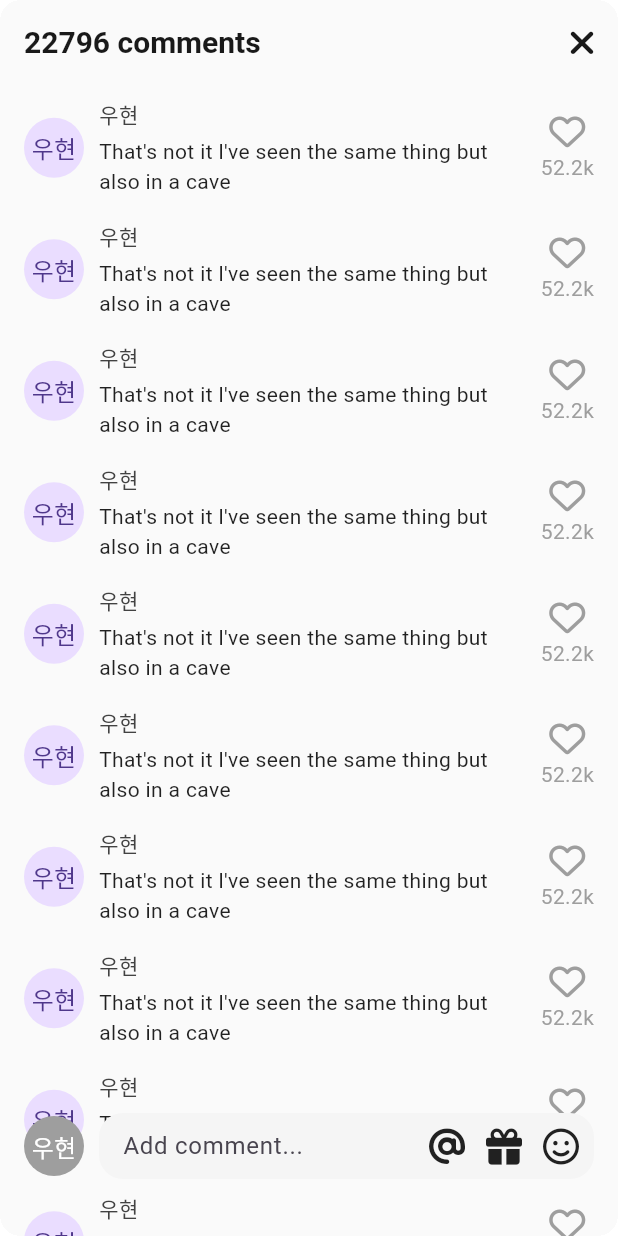
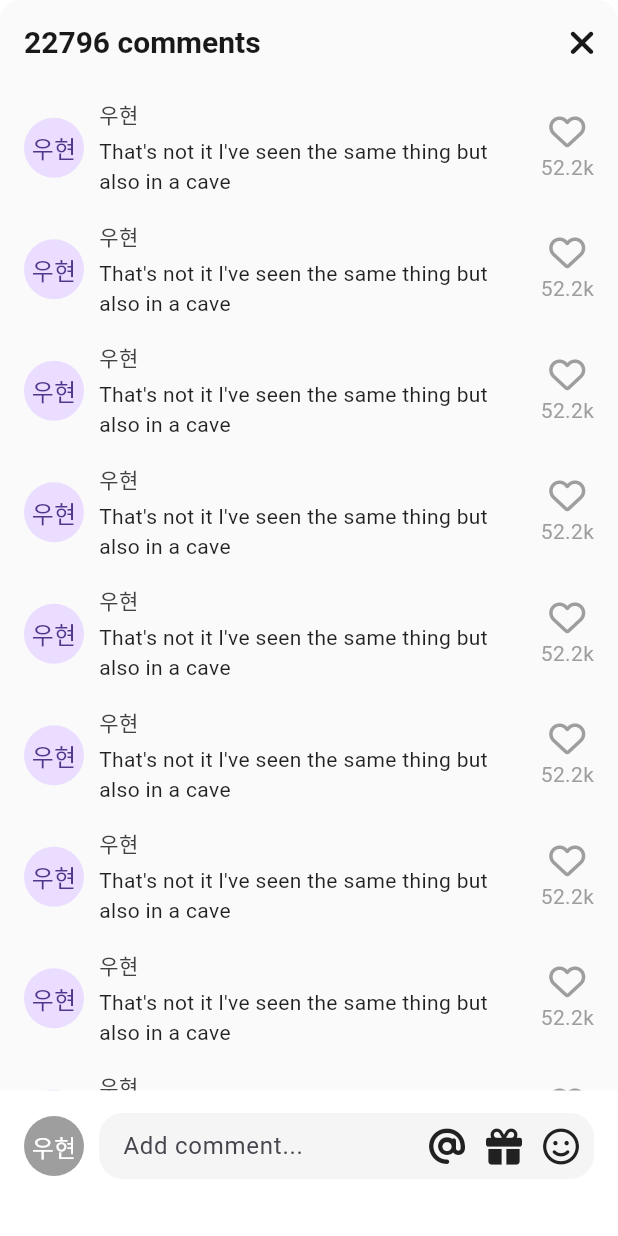
Before and after one commit to KWH9788/TikTok_Clone, a Flutter app: the VideoComments screen opened directly, on a phone screen of 412 x 824 dp. Run offline on Flutter 3.47's test engine with Material 2 defaults, Android fonts, the phone set to English and light mode, and no system bars; our stand-ins replace font_awesome_flutter, video_player, visibility_detector.

Commit message:
fix: Light mode bug fix

```diff
--- a/lib/screens/features/authentication/birthday_screen.dart
+++ b/lib/screens/features/authentication/birthday_screen.dart
@@ -3,7 +3,6 @@ import 'package:flutter/material.dart';
 import 'package:font_awesome_flutter/font_awesome_flutter.dart';
 import 'package:tiktok_clone/constants/gaps.dart';
 import 'package:tiktok_clone/constants/sizes.dart';
-import 'package:tiktok_clone/constants/utils.dart';
 import 'package:tiktok_clone/screens/features/authentication/widgets/form_button.dart';
 import 'package:tiktok_clone/screens/features/onboarding/interests_screen.dart';
 
@@ -160,8 +159,8 @@ class _BirthdayScreenState extends State<BirthdayScreen> {
           ],
         ),
       ),
-      bottomNavigationBar: BottomAppBar(
-        color: isDarkMode(context) ? Colors.black : null,
+      bottomNavigationBar: Container(
+        color: Theme.of(context).scaffoldBackgroundColor,
         child: SizedBox(
           height: 300,
           child: CupertinoDatePicker(
--- a/lib/screens/features/videos/widgets/video_comments.dart
+++ b/lib/screens/features/videos/widgets/video_comments.dart
@@ -121,7 +121,7 @@ class _VideoCommentsState extends State<VideoComments> {
                       bottom: Sizes.size28,
                       top: Sizes.size5,
                     ),
-                    color: isDark ? Colors.black : null,
+                    color: Theme.of(context).scaffoldBackgroundColor,
                     child: Padding(
                       padding: const EdgeInsets.symmetric(
                         horizontal: Sizes.size16,
```
